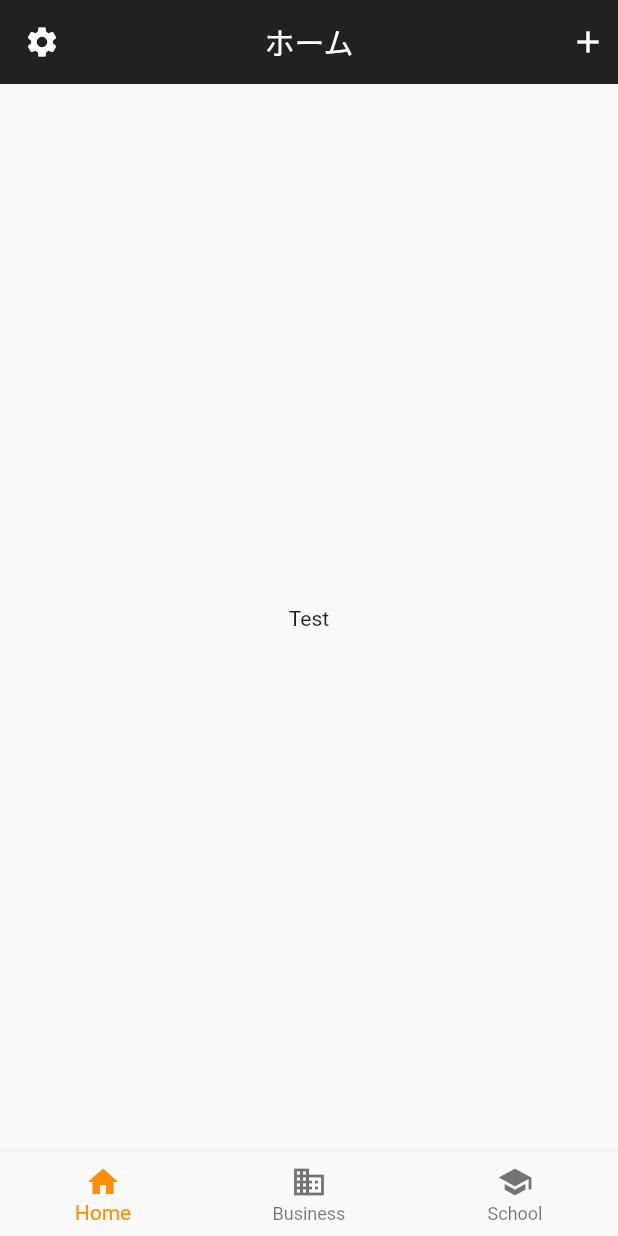
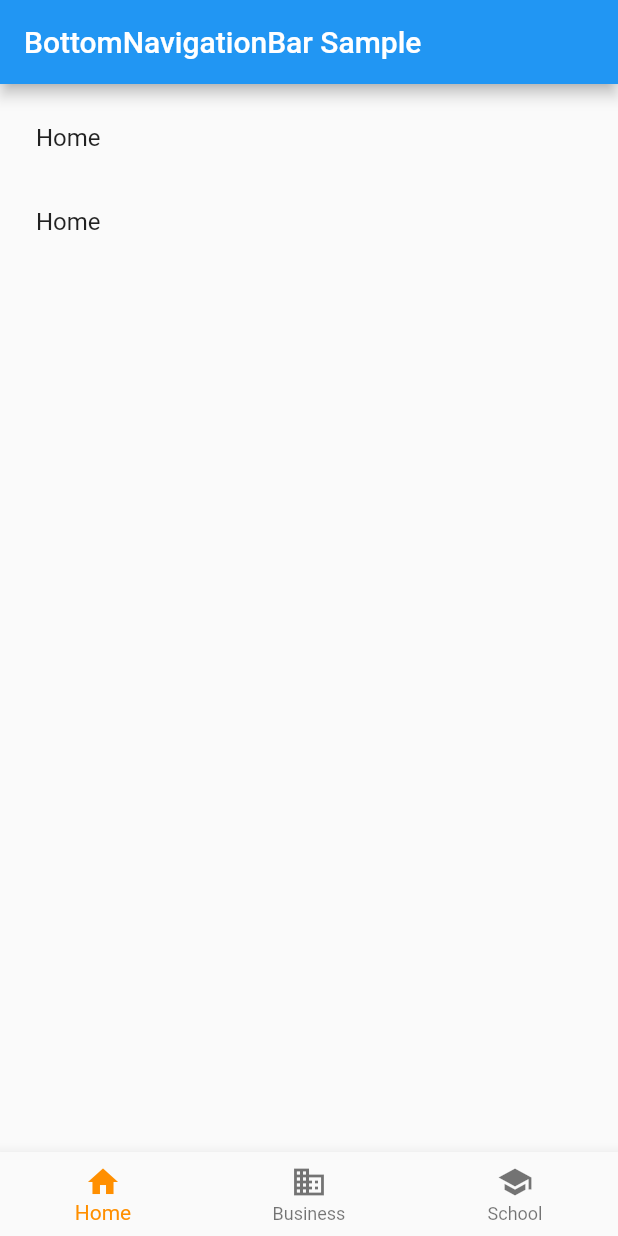
Before and after one commit to HMasataka/flutter_new, a Flutter app: the screen it shows after launch, on a phone screen of 412 x 824 dp. Run offline on Flutter 3.47's test engine with Material 2 defaults, Android fonts, the phone set to English and light mode, and no system bars.

Commit message:
Feat router

```diff
--- a/lib/footer.dart
+++ /dev/null
@@ -1,42 +0,0 @@
-import 'package:flutter/material.dart';
-
-class Footer extends StatefulWidget {
-  const Footer();
-
-  @override
-  _Footer createState() => _Footer();
-}
-
-class _Footer extends State<Footer> {
-  int _selectedIndex = 0;
-
-  void _onItemTapped(int index) {
-    setState(() {
-      _selectedIndex = index;
-    });
-  }
-
-  @override
-  Widget build(BuildContext context) {
-    return BottomNavigationBar(
-      type: BottomNavigationBarType.fixed,
-      items: const <BottomNavigationBarItem>[
-        BottomNavigationBarItem(
-          icon: Icon(Icons.home),
-          label: 'Home',
-        ),
-        BottomNavigationBarItem(
-          icon: Icon(Icons.business),
-          label: 'Business',
-        ),
-        BottomNavigationBarItem(
-          icon: Icon(Icons.school),
-          label: 'School',
-        ),
-      ],
-      currentIndex: _selectedIndex,
-      selectedItemColor: Colors.amber[800],
-      onTap: _onItemTapped,
-    );
-  }
-}
--- a/lib/header.dart
+++ /dev/null
@@ -1,26 +0,0 @@
-import 'package:flutter/material.dart';
-
-class Header extends StatelessWidget with PreferredSizeWidget {
-  @override
-  Size get preferredSize => Size.fromHeight(kToolbarHeight);
-
-  @override
-  Widget build(BuildContext context) {
-    return AppBar(
-      leading: Padding(
-        padding: const EdgeInsets.all(8.0),
-        child: Icon(Icons.settings),
-      ),
-      actions: [
-        Padding(
-          padding: const EdgeInsets.all(8.0),
-          child: Icon(Icons.add),
-        )
-      ],
-      title: Text('ホーム'),
-      backgroundColor: Colors.black87,
-      centerTitle: true,
-      elevation: 0.0,
-    );
-  }
-}
--- a/lib/main.dart
+++ b/lib/main.dart
@@ -1,6 +1,5 @@
 import 'package:flutter/material.dart';
-import 'header.dart';
-import 'footer.dart';
+import 'router.dart';
 
 void main() {
   runApp(App());
@@ -11,11 +10,7 @@ class App extends StatelessWidget {
   Widget build(BuildContext context) {
     return MaterialApp(
       debugShowCheckedModeBanner: false,
-      home: Scaffold(
-        appBar: Header(),
-        body: Center(child: Text("Test")),
-        bottomNavigationBar: Footer(),
-      ),
+      home: RouterWidget(),
     );
   }
 }
--- /dev/null
+++ b/lib/router.dart
@@ -0,0 +1,58 @@
+import 'package:flutter/material.dart';
+import 'routes/Home.dart';
+import 'routes/School.dart';
+import 'routes/Business.dart';
+
+class RouterWidget extends StatefulWidget {
+  const RouterWidget();
+
+  @override
+  _RouterWidget createState() => _RouterWidget();
+}
+
+class _RouterWidget extends State<RouterWidget> {
+  int _selectedIndex = 0;
+
+  static List<Widget> _widgetOptions = <Widget>[
+    Home(),
+    Business(),
+    School(),
+  ];
+
+  void _onItemTapped(int index) {
+    setState(() {
+      _selectedIndex = index;
+    });
+  }
+
+  @override
+  Widget build(BuildContext context) {
+    return Scaffold(
+      appBar: AppBar(
+        title: const Text('BottomNavigationBar Sample'),
+      ),
+      body: Center(
+        child: _widgetOptions.elementAt(_selectedIndex),
+      ),
+      bottomNavigationBar: BottomNavigationBar(
+        items: const <BottomNavigationBarItem>[
+          BottomNavigationBarItem(
+            icon: Icon(Icons.home),
+            label: 'Home',
+          ),
+          BottomNavigationBarItem(
+            icon: Icon(Icons.business),
+            label: 'Business',
+          ),
+          BottomNavigationBarItem(
+            icon: Icon(Icons.school),
+            label: 'School',
+          ),
+        ],
+        currentIndex: _selectedIndex,
+        selectedItemColor: Colors.amber[800],
+        onTap: _onItemTapped,
+      ),
+    );
+  }
+}
--- /dev/null
+++ b/lib/routes/Business.dart
@@ -0,0 +1,11 @@
+import 'package:flutter/material.dart';
+
+class Business extends StatelessWidget {
+  @override
+  Widget build(BuildContext context) {
+    return ListView(padding: const EdgeInsets.all(8), children: <Widget>[
+      ListTile(title: Text("Business")),
+      ListTile(title: Text("Business")),
+    ]);
+  }
+}
--- /dev/null
+++ b/lib/routes/Home.dart
@@ -0,0 +1,11 @@
+import 'package:flutter/material.dart';
+
+class Home extends StatelessWidget {
+  @override
+  Widget build(BuildContext context) {
+    return ListView(padding: const EdgeInsets.all(8), children: <Widget>[
+      ListTile(title: Text("Home")),
+      ListTile(title: Text("Home")),
+    ]);
+  }
+}
--- /dev/null
+++ b/lib/routes/School.dart
@@ -0,0 +1,11 @@
+import 'package:flutter/material.dart';
+
+class School extends StatelessWidget {
+  @override
+  Widget build(BuildContext context) {
+    return ListView(padding: const EdgeInsets.all(8), children: <Widget>[
+      ListTile(title: Text("School")),
+      ListTile(title: Text("School")),
+    ]);
+  }
+}
```
